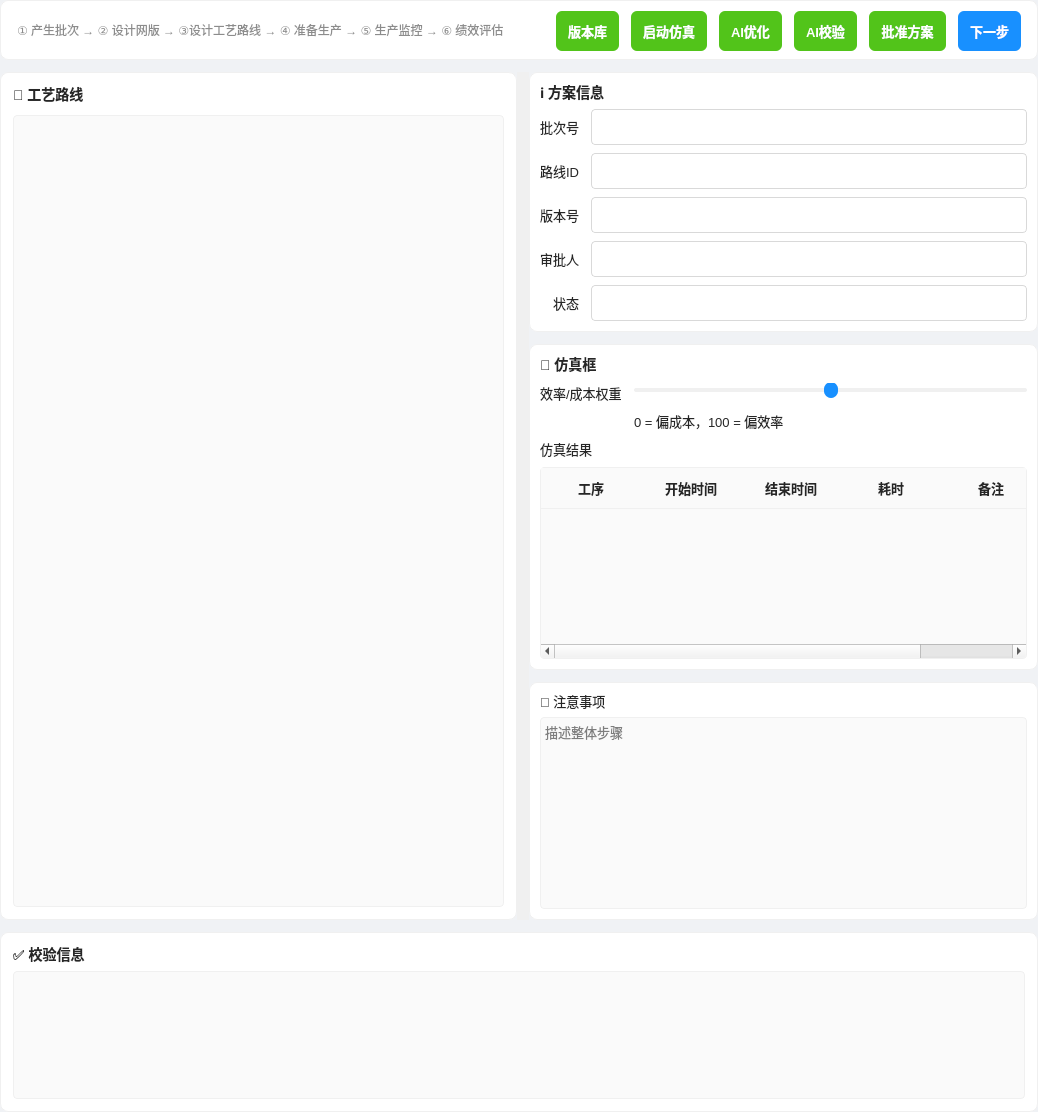
First picture: the form in forms/process_routine_page.ui, repository ByteKnight-X/LineControlRobot, before the edit.
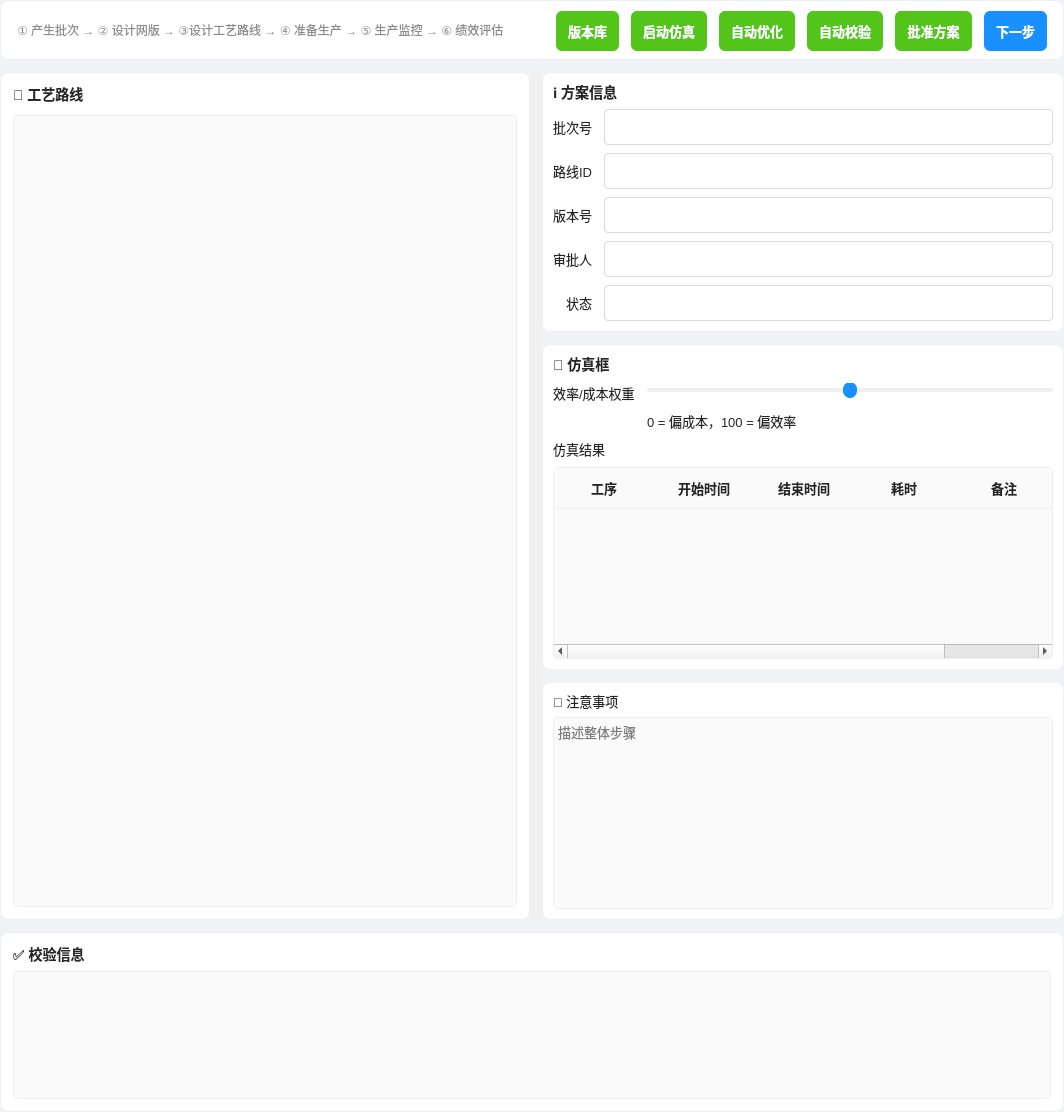
Second picture: the form after the edit.

Patch:
```diff
--- a/forms/process_routine_page.ui
+++ b/forms/process_routine_page.ui
@@ -138,8 +138,8 @@
 
             <item><widget class="QPushButton" name="btnVersionLib"><property name="text"><string>版本库</string></property></widget></item>
             <item><widget class="QPushButton" name="btnStartSim"><property name="text"><string>启动仿真</string></property></widget></item>
-            <item><widget class="QPushButton" name="btnOptimize"><property name="text"><string>AI优化</string></property></widget></item>
-            <item><widget class="QPushButton" name="btnValidate"><property name="text"><string>AI校验</string></property></widget></item>
+            <item><widget class="QPushButton" name="btnOptimize"><property name="text"><string>自动优化</string></property></widget></item>
+            <item><widget class="QPushButton" name="btnValidate"><property name="text"><string>自动校验</string></property></widget></item>
             <item><widget class="QPushButton" name="btnApprove"><property name="text"><string>批准方案</string></property></widget></item>
             <item><widget class="QPushButton" name="btnNext"><property name="text"><string>下一步</string></property></widget></item>
           </layout>
```
